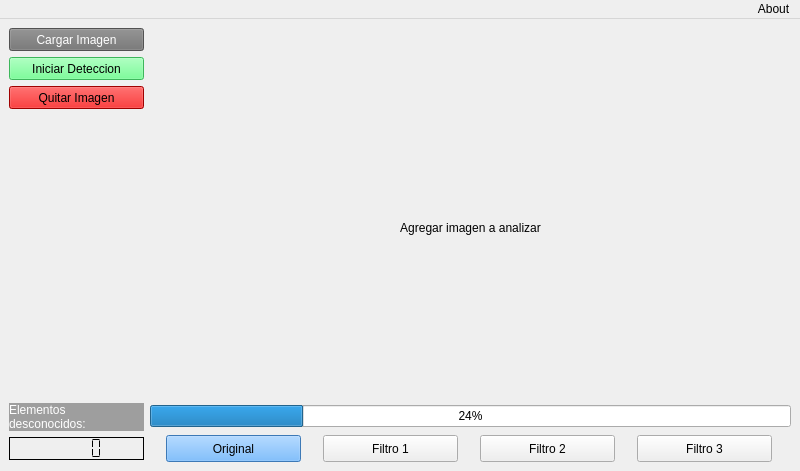
Qt form Proyecto/vista.ui (dvarasm/Python-Cientifico) before a commit.
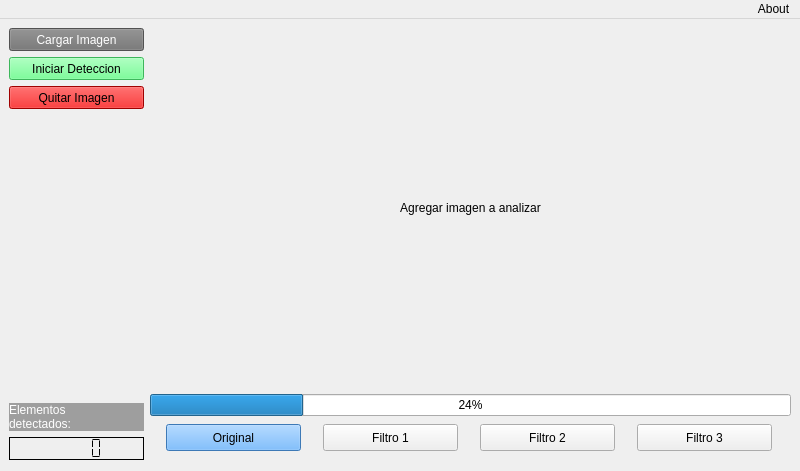
The same form after that commit.

Commit message: correccion de interfaz

The edit to the form file:
```diff
--- a/Proyecto/vista.ui
+++ b/Proyecto/vista.ui
@@ -226,7 +226,7 @@
             </property>
             <property name="text">
              <string>Elementos 
-desconocidos: </string>
+detectados: </string>
             </property>
            </widget>
           </item>
@@ -277,7 +277,7 @@
             <property name="minimumSize">
              <size>
               <width>600</width>
-              <height>400</height>
+              <height>360</height>
              </size>
             </property>
             <property name="layoutDirection">
```
The commit also changes 1 other file.
